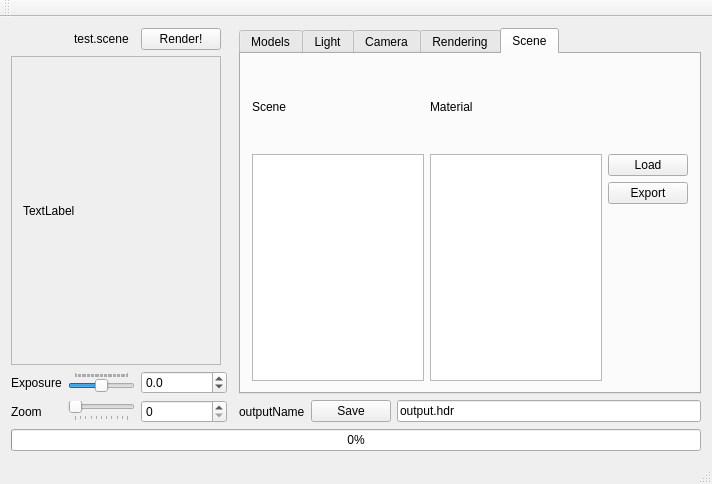
The window that RaySamplesGui/TracingGui/Sources/tracinggui.ui (caronnee/graphicsbasics) describes before a commit, drawn with Qt 5.
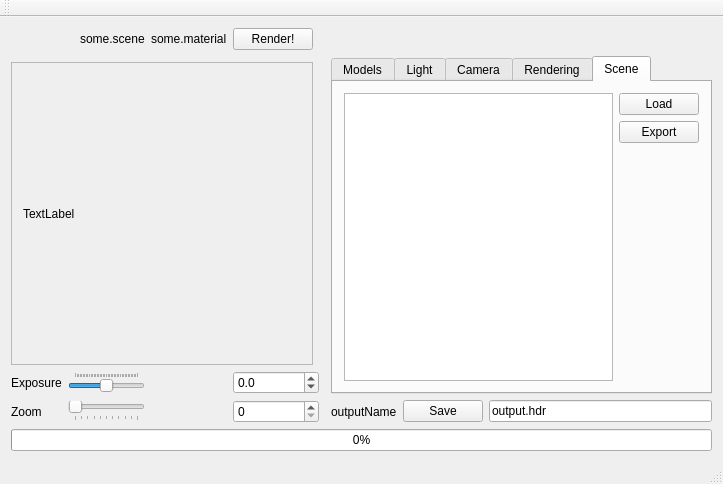
The same window after the commit. Custom widgets are drawn as their Qt base class.

Commit message: Introduces place for split material

```diff
--- a/RaySamplesGui/TracingGui/Sources/tracinggui.ui
+++ b/RaySamplesGui/TracingGui/Sources/tracinggui.ui
@@ -15,21 +15,14 @@
   </property>
   <widget class="QWidget" name="centralWidget">
    <layout class="QGridLayout" name="gridLayout_4">
-    <item row="7" column="0" colspan="10">
+    <item row="8" column="0" colspan="11">
      <widget class="QProgressBar" name="renderProgress">
       <property name="value">
        <number>0</number>
       </property>
      </widget>
     </item>
-    <item row="0" column="4">
-     <widget class="QPushButton" name="bRender">
-      <property name="text">
-       <string>Render!</string>
-      </property>
-     </widget>
-    </item>
-    <item row="4" column="9">
+    <item row="5" column="10">
      <widget class="QLineEdit" name="filename">
       <property name="text">
        <string>output.hdr</string>
@@ -39,141 +32,28 @@
       </property>
      </widget>
     </item>
-    <item row="4" column="8">
+    <item row="5" column="9">
      <widget class="QPushButton" name="bSave">
       <property name="text">
        <string>Save</string>
       </property>
      </widget>
     </item>
-    <item row="4" column="7">
+    <item row="5" column="8">
      <widget class="QLabel" name="label">
       <property name="text">
        <string>outputName</string>
       </property>
      </widget>
     </item>
-    <item row="4" column="4" colspan="2">
-     <widget class="QSpinBox" name="sZoomNumber">
-      <property name="maximum">
-       <number>10</number>
-      </property>
-     </widget>
-    </item>
-    <item row="4" column="1" colspan="3">
-     <widget class="QSlider" name="sZoom">
-      <property name="maximum">
-       <number>10</number>
-      </property>
-      <property name="orientation">
-       <enum>Qt::Horizontal</enum>
-      </property>
-      <property name="tickPosition">
-       <enum>QSlider::TicksBelow</enum>
-      </property>
-     </widget>
-    </item>
-    <item row="4" column="0">
+    <item row="5" column="0">
      <widget class="QLabel" name="lZoom">
       <property name="text">
        <string>Zoom</string>
       </property>
      </widget>
     </item>
-    <item row="2" column="4" colspan="2">
-     <widget class="QDoubleSpinBox" name="sExposureNumber">
-      <property name="decimals">
-       <number>1</number>
-      </property>
-      <property name="minimum">
-       <double>-20.000000000000000</double>
-      </property>
-      <property name="maximum">
-       <double>20.000000000000000</double>
-      </property>
-      <property name="singleStep">
-       <double>0.100000000000000</double>
-      </property>
-     </widget>
-    </item>
-    <item row="2" column="1" colspan="3">
-     <widget class="QSlider" name="sExposure">
-      <property name="whatsThis">
-       <string>Exposure</string>
-      </property>
-      <property name="minimum">
-       <number>-200</number>
-      </property>
-      <property name="maximum">
-       <number>200</number>
-      </property>
-      <property name="singleStep">
-       <number>1</number>
-      </property>
-      <property name="pageStep">
-       <number>10</number>
-      </property>
-      <property name="orientation">
-       <enum>Qt::Horizontal</enum>
-      </property>
-      <property name="tickPosition">
-       <enum>QSlider::TicksAbove</enum>
-      </property>
-     </widget>
-    </item>
-    <item row="2" column="0">
-     <widget class="QLabel" name="lExposure">
-      <property name="text">
-       <string>Exposure</string>
-      </property>
-     </widget>
-    </item>
-    <item row="0" column="2">
-     <widget class="QLabel" name="sceneName">
-      <property name="text">
-       <string>test.scene</string>
-      </property>
-     </widget>
-    </item>
-    <item row="1" column="0" colspan="5">
-     <widget class="QScrollArea" name="scrollArea">
-      <property name="widgetResizable">
-       <bool>true</bool>
-      </property>
-      <widget class="QWidget" name="scrollAreaWidgetContents">
-       <property name="geometry">
-        <rect>
-         <x>0</x>
-         <y>0</y>
-         <width>193</width>
-         <height>295</height>
-        </rect>
-       </property>
-       <property name="sizePolicy">
-        <sizepolicy hsizetype="Expanding" vsizetype="Expanding">
-         <horstretch>0</horstretch>
-         <verstretch>0</verstretch>
-        </sizepolicy>
-       </property>
-       <layout class="QHBoxLayout" name="horizontalLayout_4">
-        <item>
-         <widget class="QLabel" name="lImage">
-          <property name="sizePolicy">
-           <sizepolicy hsizetype="Expanding" vsizetype="Expanding">
-            <horstretch>0</horstretch>
-            <verstretch>0</verstretch>
-           </sizepolicy>
-          </property>
-          <property name="text">
-           <string>TextLabel</string>
-          </property>
-         </widget>
-        </item>
-       </layout>
-      </widget>
-     </widget>
-    </item>
-    <item row="0" column="7" rowspan="3" colspan="3">
+    <item row="1" column="8" rowspan="3" colspan="3">
      <widget class="QTabWidget" name="sceneInformation">
       <property name="tabPosition">
        <enum>QTabWidget::North</enum>
@@ -1099,40 +979,161 @@
         <string>Scene</string>
        </attribute>
        <layout class="QGridLayout" name="gridLayout_7">
-        <item row="0" column="0">
-         <widget class="QLabel" name="label_9">
-          <property name="text">
-           <string>Scene</string>
-          </property>
-         </widget>
-        </item>
-        <item row="1" column="0" rowspan="4">
-         <widget class="QListView" name="listView"/>
-        </item>
-        <item row="2" column="2">
+        <item row="1" column="1">
          <widget class="QPushButton" name="exportScene">
           <property name="text">
            <string>Export</string>
           </property>
          </widget>
         </item>
-        <item row="1" column="2">
+        <item row="0" column="1">
          <widget class="QPushButton" name="loadScene">
           <property name="text">
            <string>Load</string>
           </property>
          </widget>
         </item>
-        <item row="0" column="1">
-         <widget class="QLabel" name="label_10">
+        <item row="0" column="0" rowspan="3">
+         <widget class="QTableView" name="sceneNames"/>
+        </item>
+       </layout>
+      </widget>
+     </widget>
+    </item>
+    <item row="0" column="5">
+     <widget class="QPushButton" name="bRender">
+      <property name="text">
+       <string>Render!</string>
+      </property>
+     </widget>
+    </item>
+    <item row="3" column="5" colspan="2">
+     <widget class="QDoubleSpinBox" name="sExposureNumber">
+      <property name="decimals">
+       <number>1</number>
+      </property>
+      <property name="minimum">
+       <double>-20.000000000000000</double>
+      </property>
+      <property name="maximum">
+       <double>20.000000000000000</double>
+      </property>
+      <property name="singleStep">
+       <double>0.100000000000000</double>
+      </property>
+     </widget>
+    </item>
+    <item row="3" column="1" colspan="3">
+     <widget class="QSlider" name="sExposure">
+      <property name="whatsThis">
+       <string>Exposure</string>
+      </property>
+      <property name="minimum">
+       <number>-200</number>
+      </property>
+      <property name="maximum">
+       <number>200</number>
+      </property>
+      <property name="singleStep">
+       <number>1</number>
+      </property>
+      <property name="pageStep">
+       <number>10</number>
+      </property>
+      <property name="orientation">
+       <enum>Qt::Horizontal</enum>
+      </property>
+      <property name="tickPosition">
+       <enum>QSlider::TicksAbove</enum>
+      </property>
+     </widget>
+    </item>
+    <item row="3" column="0">
+     <widget class="QLabel" name="lExposure">
+      <property name="text">
+       <string>Exposure</string>
+      </property>
+     </widget>
+    </item>
+    <item row="5" column="5" colspan="2">
+     <widget class="QSpinBox" name="sZoomNumber">
+      <property name="maximum">
+       <number>10</number>
+      </property>
+     </widget>
+    </item>
+    <item row="0" column="3">
+     <widget class="QLabel" name="sceneName">
+      <property name="text">
+       <string>some.scene</string>
+      </property>
+     </widget>
+    </item>
+    <item row="0" column="4">
+     <widget class="QLabel" name="materialName">
+      <property name="text">
+       <string>some.material</string>
+      </property>
+     </widget>
+    </item>
+    <item row="0" column="2">
+     <widget class="QFrame" name="frame">
+      <property name="frameShape">
+       <enum>QFrame::StyledPanel</enum>
+      </property>
+      <property name="frameShadow">
+       <enum>QFrame::Raised</enum>
+      </property>
+      <zorder>sceneName</zorder>
+     </widget>
+    </item>
+    <item row="5" column="1" colspan="3">
+     <widget class="QSlider" name="sZoom">
+      <property name="maximum">
+       <number>10</number>
+      </property>
+      <property name="orientation">
+       <enum>Qt::Horizontal</enum>
+      </property>
+      <property name="tickPosition">
+       <enum>QSlider::TicksBelow</enum>
+      </property>
+     </widget>
+    </item>
+    <item row="2" column="0" colspan="6">
+     <widget class="QScrollArea" name="scrollArea">
+      <property name="widgetResizable">
+       <bool>true</bool>
+      </property>
+      <widget class="QWidget" name="scrollAreaWidgetContents">
+       <property name="geometry">
+        <rect>
+         <x>0</x>
+         <y>0</y>
+         <width>282</width>
+         <height>289</height>
+        </rect>
+       </property>
+       <property name="sizePolicy">
+        <sizepolicy hsizetype="Expanding" vsizetype="Expanding">
+         <horstretch>0</horstretch>
+         <verstretch>0</verstretch>
+        </sizepolicy>
+       </property>
+       <layout class="QHBoxLayout" name="horizontalLayout_4">
+        <item>
+         <widget class="QLabel" name="lImage">
+          <property name="sizePolicy">
+           <sizepolicy hsizetype="Expanding" vsizetype="Expanding">
+            <horstretch>0</horstretch>
+            <verstretch>0</verstretch>
+           </sizepolicy>
+          </property>
           <property name="text">
-           <string>Material</string>
+           <string>TextLabel</string>
           </property>
          </widget>
         </item>
-        <item row="1" column="1" rowspan="4">
-         <widget class="QListView" name="listView_2"/>
-        </item>
        </layout>
       </widget>
      </widget>
```
Left out of the diff: 2 changed lines with no effect on the pictures. The commit also changes 2 other files.
